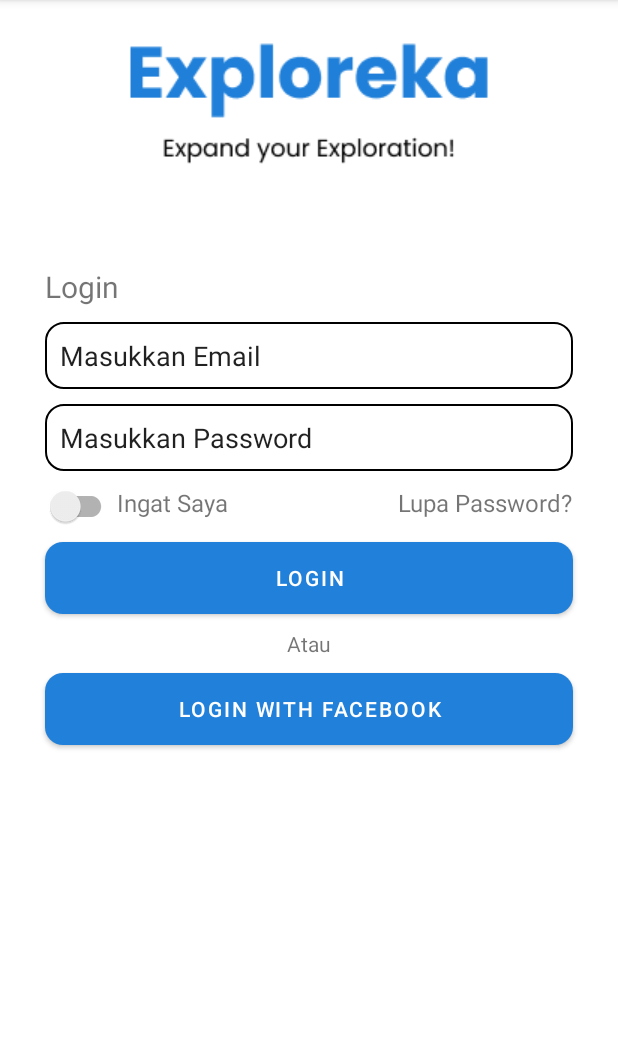
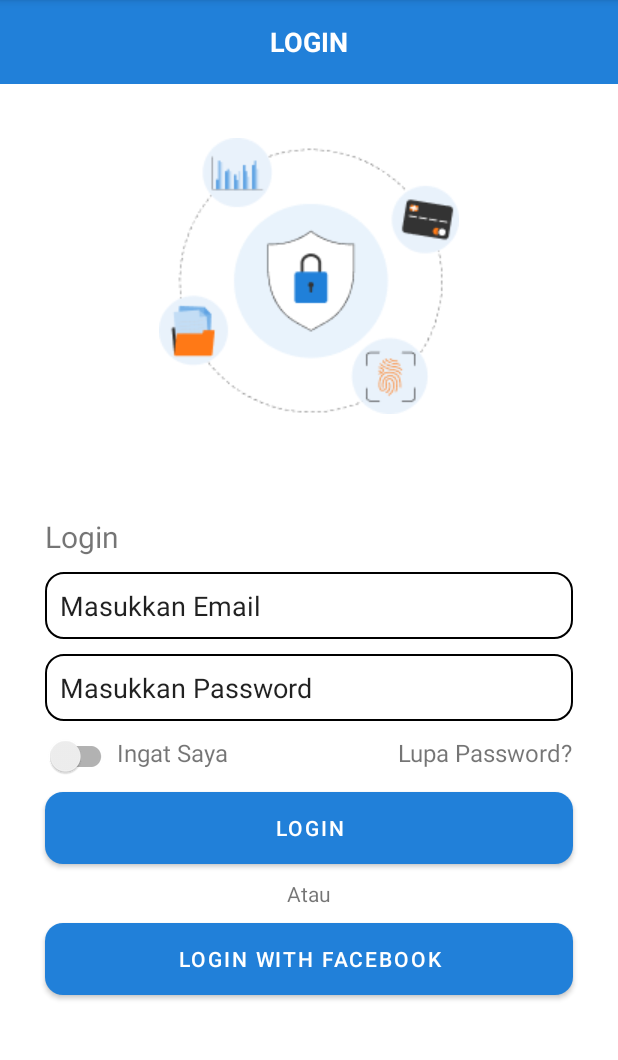
Before and after one commit to Exploreka/Exploreka-App, an Android app: the LoginActivity screen opened directly, with no data from a screen before it, on a phone screen of 412 x 824 dp, the part 84-1144 px from its top. Run offline under Robolectric (Android 15) with nearby library versions, the phone set to English and light mode, and no system bars.

Commit message:
second commit

```diff
--- a/app/build.gradle
+++ b/app/build.gradle
@@ -36,7 +36,7 @@ dependencies {
 
     implementation 'androidx.core:core-ktx:1.7.0'
     implementation 'androidx.appcompat:appcompat:1.6.1'
-    implementation 'com.google.android.material:material:3.0.0'
+    implementation 'com.google.android.material:material:1.6.0'
     implementation 'androidx.constraintlayout:constraintlayout:2.1.4'
     testImplementation 'junit:junit:4.13.2'
     androidTestImplementation 'androidx.test.ext:junit:1.1.5'
--- a/app/src/main/res/layout/activity_login.xml
+++ b/app/src/main/res/layout/activity_login.xml
@@ -6,15 +6,34 @@
     android:layout_height="match_parent"
     tools:context=".LoginActivity">
 
+    <androidx.appcompat.widget.Toolbar
+        android:id="@+id/toolbar"
+        android:layout_width="match_parent"
+        android:layout_height="wrap_content"
+        android:background="@color/primary_500"
+        app:layout_constraintTop_toTopOf="parent">
+
+        <TextView
+            android:layout_width="wrap_content"
+            android:layout_height="wrap_content"
+            android:text="LOGIN"
+            android:layout_gravity="center"
+            android:textColor="@android:color/white"
+            android:textSize="18sp"
+            android:textStyle="bold" />
+
+    </androidx.appcompat.widget.Toolbar>
+
     <ImageView
-        android:id="@+id/iv_login"
+        android:id="@+id/image_security"
         android:layout_width="wrap_content"
         android:layout_height="wrap_content"
-        android:layout_marginTop="20dp"
-        android:src="@drawable/iv_login"
+        android:src="@drawable/security"
+        android:layout_marginTop="36dp"
+        app:layout_constraintTop_toBottomOf="@id/toolbar"
         app:layout_constraintStart_toStartOf="parent"
-        app:layout_constraintEnd_toEndOf="parent"
-        app:layout_constraintTop_toTopOf="parent" />
+        app:layout_constraintEnd_toEndOf="parent" />
+
 
     <TextView
         android:id="@+id/tv_login"
@@ -24,7 +43,7 @@
         android:layout_marginStart="30dp"
         android:text="Login"
         android:textSize="20sp"
-        app:layout_constraintTop_toBottomOf="@id/iv_login"
+        app:layout_constraintTop_toBottomOf="@id/image_security"
         app:layout_constraintStart_toStartOf="parent" />
 
     <EditText
--- a/app/src/main/res/layout/activity_otp.xml
+++ b/app/src/main/res/layout/activity_otp.xml
@@ -19,7 +19,7 @@
             android:src="@drawable/ic_baseline_arrow_back_ios_24"
             android:layout_gravity="start"
             android:padding="10dp"
-            app:tint="@android:color/white" />
+            app:tint="@color/white" />
 
         <TextView
             android:layout_width="wrap_content"
```
